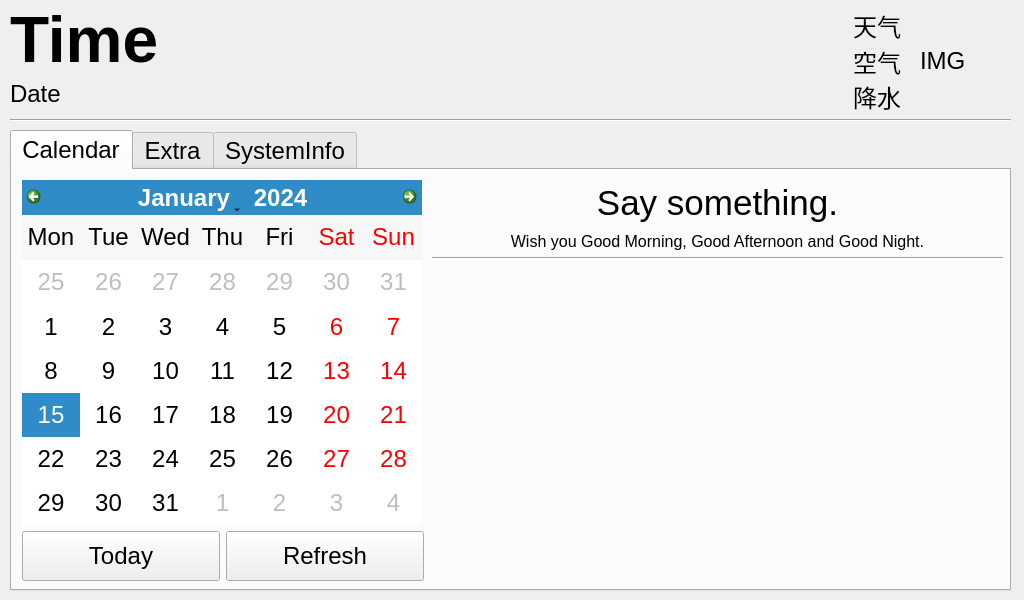
Qt form widget.ui (FibreCase/Smart_Desktop) before a commit.
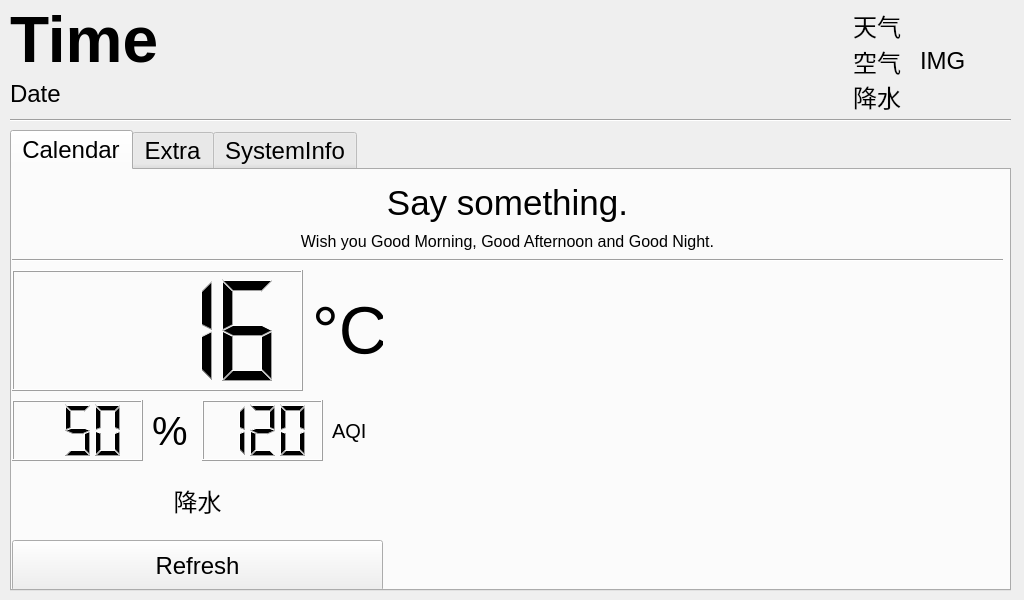
The same form after that commit.

The edit to the form file:
```diff
--- a/widget.ui
+++ b/widget.ui
@@ -65,82 +65,13 @@
     <attribute name="title">
      <string>Calendar</string>
     </attribute>
-    <widget class="QWidget" name="layoutWidget">
-     <property name="geometry">
-      <rect>
-       <x>10</x>
-       <y>10</y>
-       <width>402</width>
-       <height>401</height>
-      </rect>
-     </property>
-     <layout class="QVBoxLayout" name="verticalLayout">
-      <item>
-       <widget class="QCalendarWidget" name="calendarWidget">
-        <property name="minimumSize">
-         <size>
-          <width>400</width>
-          <height>0</height>
-         </size>
-        </property>
-        <property name="maximumSize">
-         <size>
-          <width>350</width>
-          <height>16777215</height>
-         </size>
-        </property>
-        <property name="font">
-         <font>
-          <family>Arial</family>
-          <pointsize>18</pointsize>
-          <italic>false</italic>
-          <bold>false</bold>
-         </font>
-        </property>
-        <property name="verticalHeaderFormat">
-         <enum>QCalendarWidget::VerticalHeaderFormat::NoVerticalHeader</enum>
-        </property>
-       </widget>
-      </item>
-      <item>
-       <layout class="QHBoxLayout" name="horizontalLayout">
-        <item>
-         <widget class="QPushButton" name="todayButton">
-          <property name="minimumSize">
-           <size>
-            <width>80</width>
-            <height>50</height>
-           </size>
-          </property>
-          <property name="text">
-           <string>Today</string>
-          </property>
-         </widget>
-        </item>
-        <item>
-         <widget class="QPushButton" name="refreshButton">
-          <property name="minimumSize">
-           <size>
-            <width>0</width>
-            <height>50</height>
-           </size>
-          </property>
-          <property name="text">
-           <string>Refresh</string>
-          </property>
-         </widget>
-        </item>
-       </layout>
-      </item>
-     </layout>
-    </widget>
     <widget class="Line" name="line_4">
      <property name="geometry">
       <rect>
-       <x>420</x>
+       <x>0</x>
        <y>80</y>
-       <width>571</width>
-       <height>16</height>
+       <width>991</width>
+       <height>20</height>
       </rect>
      </property>
      <property name="orientation">
@@ -150,9 +81,9 @@
     <widget class="QWidget" name="verticalLayoutWidget_3">
      <property name="geometry">
       <rect>
-       <x>420</x>
+       <x>0</x>
        <y>10</y>
-       <width>571</width>
+       <width>991</width>
        <height>71</height>
       </rect>
      </property>
@@ -208,9 +139,9 @@
     <widget class="QLabel" name="msgImgLabel">
      <property name="geometry">
       <rect>
-       <x>420</x>
+       <x>380</x>
        <y>100</y>
-       <width>571</width>
+       <width>611</width>
        <height>311</height>
       </rect>
      </property>
@@ -218,6 +149,158 @@
       <string/>
      </property>
     </widget>
+    <widget class="QLCDNumber" name="humiLcdNumber">
+     <property name="geometry">
+      <rect>
+       <x>0</x>
+       <y>230</y>
+       <width>131</width>
+       <height>61</height>
+      </rect>
+     </property>
+     <property name="layoutDirection">
+      <enum>Qt::LayoutDirection::LeftToRight</enum>
+     </property>
+     <property name="digitCount">
+      <number>3</number>
+     </property>
+     <property name="intValue" stdset="0">
+      <number>50</number>
+     </property>
+    </widget>
+    <widget class="QLCDNumber" name="tempLcdNumber">
+     <property name="geometry">
+      <rect>
+       <x>0</x>
+       <y>100</y>
+       <width>291</width>
+       <height>121</height>
+      </rect>
+     </property>
+     <property name="digitCount">
+      <number>4</number>
+     </property>
+     <property name="intValue" stdset="0">
+      <number>16</number>
+     </property>
+    </widget>
+    <widget class="QPushButton" name="refreshButton">
+     <property name="geometry">
+      <rect>
+       <x>0</x>
+       <y>370</y>
+       <width>371</width>
+       <height>51</height>
+      </rect>
+     </property>
+     <property name="minimumSize">
+      <size>
+       <width>0</width>
+       <height>50</height>
+      </size>
+     </property>
+     <property name="text">
+      <string>Refresh</string>
+     </property>
+    </widget>
+    <widget class="QLabel" name="label_5">
+     <property name="geometry">
+      <rect>
+       <x>140</x>
+       <y>230</y>
+       <width>41</width>
+       <height>61</height>
+      </rect>
+     </property>
+     <property name="font">
+      <font>
+       <family>Arial</family>
+       <pointsize>30</pointsize>
+      </font>
+     </property>
+     <property name="text">
+      <string>%</string>
+     </property>
+     <property name="alignment">
+      <set>Qt::AlignmentFlag::AlignLeading|Qt::AlignmentFlag::AlignLeft|Qt::AlignmentFlag::AlignVCenter</set>
+     </property>
+    </widget>
+    <widget class="QLabel" name="label_6">
+     <property name="geometry">
+      <rect>
+       <x>300</x>
+       <y>100</y>
+       <width>71</width>
+       <height>121</height>
+      </rect>
+     </property>
+     <property name="font">
+      <font>
+       <family>Arial</family>
+       <pointsize>50</pointsize>
+      </font>
+     </property>
+     <property name="text">
+      <string>°C</string>
+     </property>
+     <property name="alignment">
+      <set>Qt::AlignmentFlag::AlignLeading|Qt::AlignmentFlag::AlignLeft|Qt::AlignmentFlag::AlignVCenter</set>
+     </property>
+    </widget>
+    <widget class="QLCDNumber" name="airLcdNumber">
+     <property name="geometry">
+      <rect>
+       <x>190</x>
+       <y>230</y>
+       <width>121</width>
+       <height>61</height>
+      </rect>
+     </property>
+     <property name="digitCount">
+      <number>3</number>
+     </property>
+     <property name="intValue" stdset="0">
+      <number>120</number>
+     </property>
+    </widget>
+    <widget class="QLabel" name="label_7">
+     <property name="geometry">
+      <rect>
+       <x>320</x>
+       <y>230</y>
+       <width>51</width>
+       <height>61</height>
+      </rect>
+     </property>
+     <property name="font">
+      <font>
+       <family>Arial</family>
+       <pointsize>15</pointsize>
+      </font>
+     </property>
+     <property name="text">
+      <string>AQI</string>
+     </property>
+     <property name="alignment">
+      <set>Qt::AlignmentFlag::AlignLeading|Qt::AlignmentFlag::AlignLeft|Qt::AlignmentFlag::AlignVCenter</set>
+     </property>
+    </widget>
+    <widget class="QLabel" name="raininfoLabel_2">
+     <property name="geometry">
+      <rect>
+       <x>0</x>
+       <y>300</y>
+       <width>371</width>
+       <height>61</height>
+      </rect>
+     </property>
+     <property name="text">
+      <string>降水</string>
+     </property>
+     <property name="alignment">
+      <set>Qt::AlignmentFlag::AlignCenter</set>
+     </property>
+    </widget>
    </widget>
    <widget class="QWidget" name="tab_3">
     <attribute name="title">
@@ -279,7 +362,48 @@
        <height>401</height>
       </rect>
      </property>
-     <layout class="QVBoxLayout" name="verticalLayout_3"/>
+     <layout class="QVBoxLayout" name="verticalLayout_3">
+      <item>
+       <widget class="QCalendarWidget" name="calendarWidget">
+        <property name="minimumSize">
+         <size>
+          <width>400</width>
+          <height>0</height>
+         </size>
+        </property>
+        <property name="maximumSize">
+         <size>
+          <width>350</width>
+          <height>16777215</height>
+         </size>
+        </property>
+        <property name="font">
+         <font>
+          <family>Arial</family>
+          <pointsize>18</pointsize>
+          <italic>false</italic>
+          <bold>false</bold>
+         </font>
+        </property>
+        <property name="verticalHeaderFormat">
+         <enum>QCalendarWidget::VerticalHeaderFormat::NoVerticalHeader</enum>
+        </property>
+       </widget>
+      </item>
+      <item>
+       <widget class="QPushButton" name="todayButton">
+        <property name="minimumSize">
+         <size>
+          <width>80</width>
+          <height>50</height>
+         </size>
+        </property>
+        <property name="text">
+         <string>Today</string>
+        </property>
+       </widget>
+      </item>
+     </layout>
     </widget>
     <widget class="QWidget" name="verticalLayoutWidget_2">
      <property name="geometry">
```
